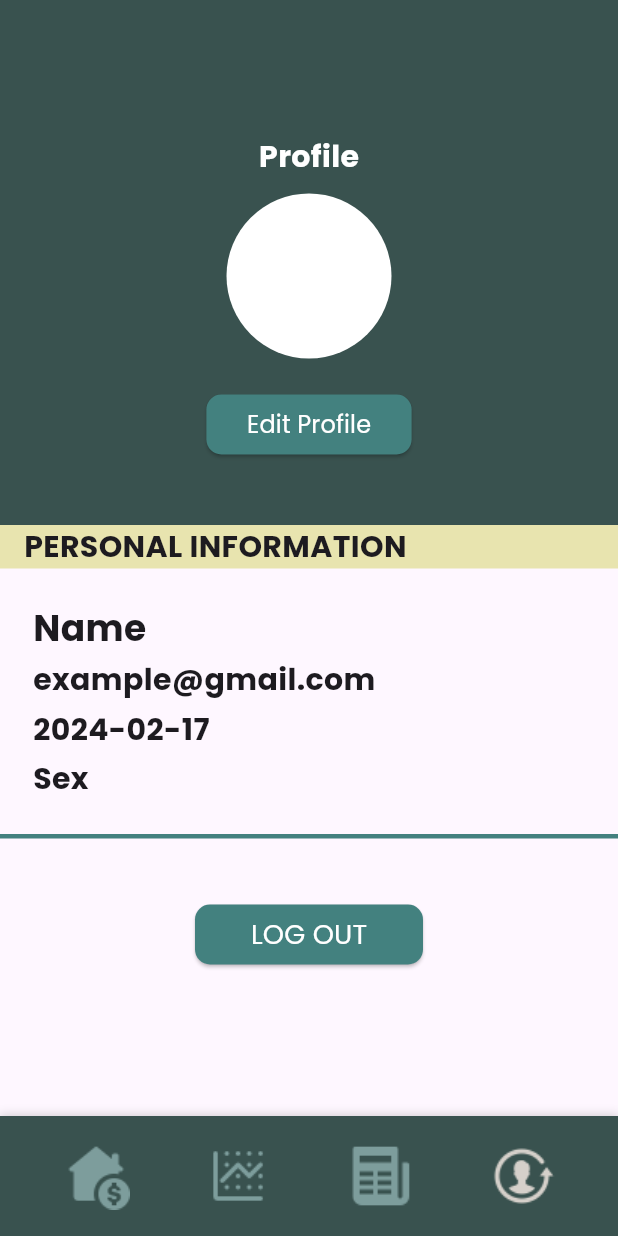
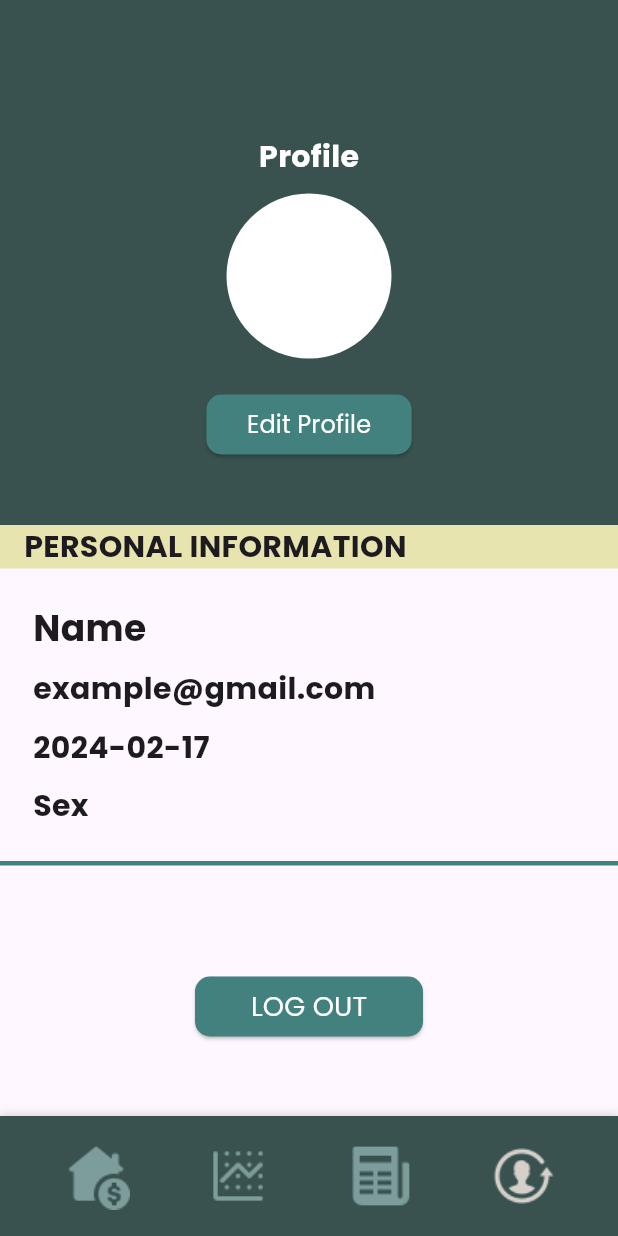
Before and after one commit to ashensn0w/SLAM-Up, a Flutter app: the ProfilePage screen opened directly, on a phone screen of 412 x 824 dp. Run offline on Flutter 3.47's test engine with Material 3 defaults, Android fonts, the phone set to English and light mode, and no system bars; our stand-ins replace image_picker, pie_chart, syncfusion_flutter_charts, table_calendar, youtube_player_flutter.

Commit message:
adjust sized box height

```diff
--- a/lib/screens/profile_page.dart
+++ b/lib/screens/profile_page.dart
@@ -115,7 +115,7 @@ class ProfilePage extends StatelessWidget {
                     fontSize: 24,
                   ),
                 ),
-                const SizedBox(height: 4.0),
+                const SizedBox(height: 10.0),
                 Text(
                   email,
                   style: const TextStyle(
@@ -124,7 +124,7 @@ class ProfilePage extends StatelessWidget {
                     fontSize: 20,
                   ),
                 ),
-                const SizedBox(height: 4.0),
+                const SizedBox(height: 10.0),
                 Text(
                   birthdate,
                   style: const TextStyle(
@@ -133,7 +133,7 @@ class ProfilePage extends StatelessWidget {
                     fontSize: 20,
                   ),
                 ),
-                const SizedBox(height: 4.0),
+                const SizedBox(height: 10.0),
                 Text(
                   sex,
                   style: const TextStyle(
@@ -152,7 +152,7 @@ class ProfilePage extends StatelessWidget {
             ),
           ),
           const SizedBox(
-            height: 20,
+            height: 50,
           ),
           Padding(
             padding: const EdgeInsets.symmetric(horizontal: 130, vertical: 20),
```
